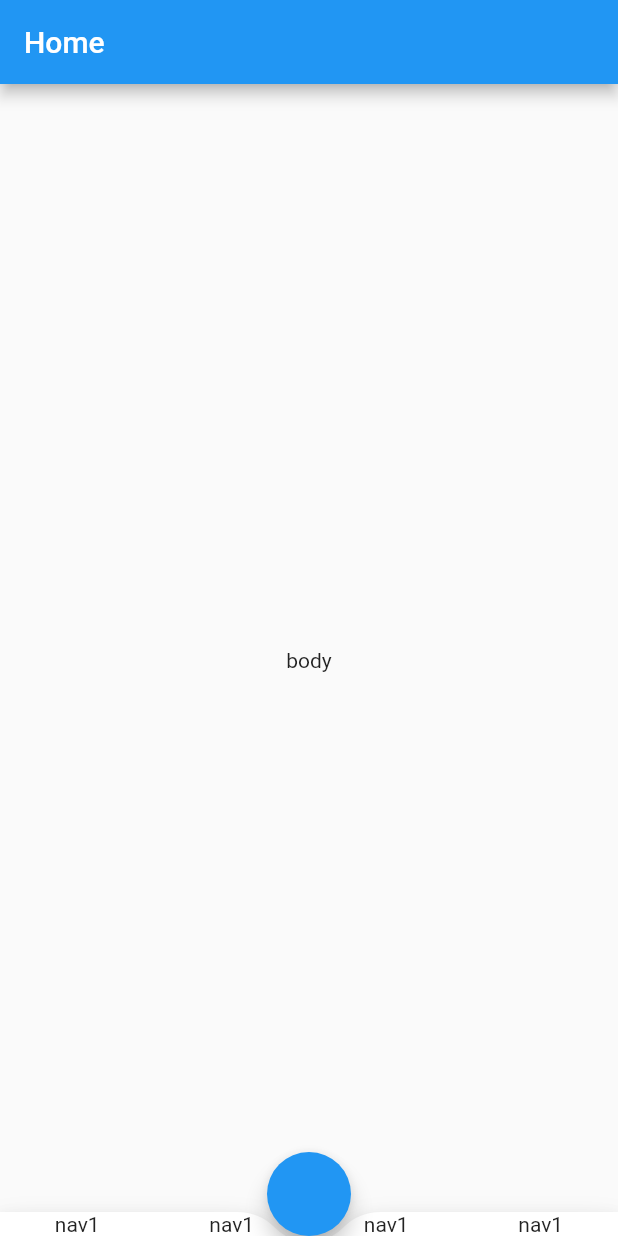
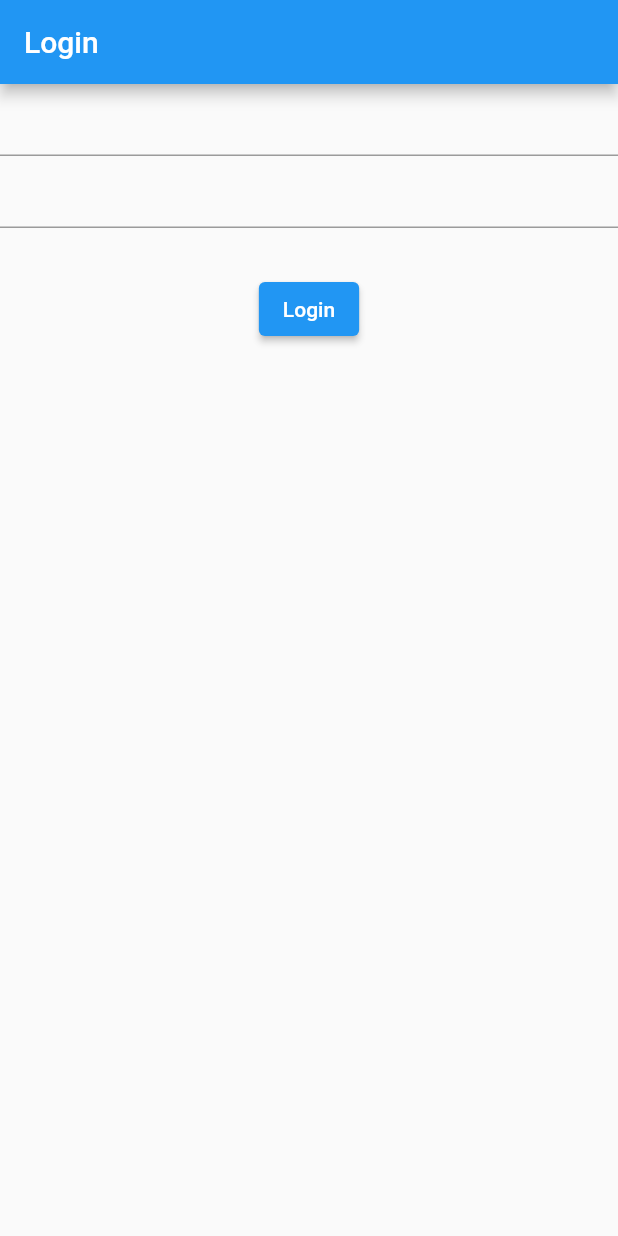
Before and after one commit to base-application/switch_flow, a Flutter app: the screen it shows after launch, on a phone screen of 412 x 824 dp. Run offline on Flutter 3.47's test engine with Material 2 defaults, Android fonts, the phone set to English and light mode, and no system bars.

Commit message:
login page

```diff
--- a/lib/config/app_config.dart
+++ b/lib/config/app_config.dart
@@ -1,4 +1,6 @@
 import 'package:base_app/model/bottom_nav_item_model.dart';
+import 'package:base_app/user/login.dart';
+import 'package:flutter/material.dart';
 import 'package:flutter/material.dart';
 
 class AppConfig{
@@ -9,4 +11,8 @@ class AppConfig{
     BottomNavItemModel(title:"nav1",icon: Icon(Icons.ac_unit)),
     BottomNavItemModel(title:"nav1",icon: Icon(Icons.ac_unit)),
   ];
+  static bool showBottomBar = false;
+  static bool showFloatingActionButton = false;
+  static FloatingActionButtonLocation floatingActionButtonLocation = FloatingActionButtonLocation.centerDocked;
+  static Widget firstPage = const Login();
 }
--- a/lib/home.dart
+++ b/lib/home.dart
@@ -20,19 +20,22 @@ class _HomeState extends State<Home> {
         child: Text("body"),
       ),
       extendBody: true,
-      floatingActionButton: FloatingActionButton(
+      floatingActionButton: AppConfig.showFloatingActionButton? FloatingActionButton(
         onPressed: () {  },
-      ),
-      floatingActionButtonLocation: FloatingActionButtonLocation.centerDocked,
-      bottomNavigationBar: BottomAppBar(
+      ):null,
+      floatingActionButtonLocation: AppConfig.showFloatingActionButton? AppConfig.floatingActionButtonLocation : null,
+      bottomNavigationBar: AppConfig.showBottomBar ? BottomAppBar(
         shape: const CircularNotchedRectangle(),
-        child: Row(
+        child:  Row(
           mainAxisAlignment: MainAxisAlignment.spaceAround,
           children: AppConfig.bottomNavItem.map<Widget>((e) =>
-              Text(e.title)
+              Container(
+                height: 60,
+                child:  Text(e.title),
+              )
           ).toList(),
         ),
-      )
+      ) : null
     );
   }
 }
--- a/lib/main.dart
+++ b/lib/main.dart
@@ -19,7 +19,7 @@ class MyApp extends StatelessWidget {
       theme: ThemeData(
         primarySwatch: Colors.blue,
       ),
-      home: const Home(),
+      home: AppConfig.firstPage,
     );
   }
 }
--- /dev/null
+++ b/lib/user/login.dart
@@ -0,0 +1,32 @@
+import 'package:flutter/material.dart';
+
+class Login extends StatefulWidget {
+  const Login({Key? key}) : super(key: key);
+
+  @override
+  _LoginState createState() => _LoginState();
+}
+
+class _LoginState extends State<Login> {
+  @override
+  Widget build(BuildContext context) {
+    return Scaffold(
+      appBar: AppBar(
+        title: const Text("Login"),
+      ),
+      body: SingleChildScrollView(
+        child: Column(
+          children: [
+            TextFormField(),
+            TextFormField(),
+            SizedBox(height: 30,),
+            ElevatedButton(
+              child: Text("Login"),
+              onPressed: () {  },
+            )
+          ],
+        ),
+      ),
+    );
+  }
+}
--- a/pubspec.yaml
+++ b/pubspec.yaml
@@ -17,9 +17,9 @@ dependencies:
   url_launcher: ^6.0.18
   image_picker: ^0.8.4+4
   cached_network_image: ^3.2.0
-  path_provider: ^2.0.8
-  permission_handler: ^8.3.0
-  geolocator: ^8.0.3
+#  path_provider: ^2.0.8
+#  permission_handler: ^8.3.0
+#  geolocator: ^8.0.3
   fluttertoast: ^8.0.8
   logger: ^1.1.0
   pull_to_refresh: ^2.0.0
```
Also changed, not shown: 2 other files.
